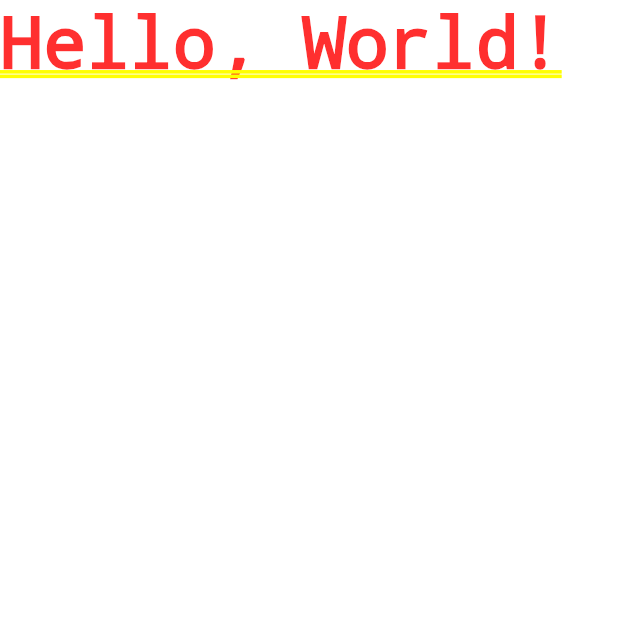
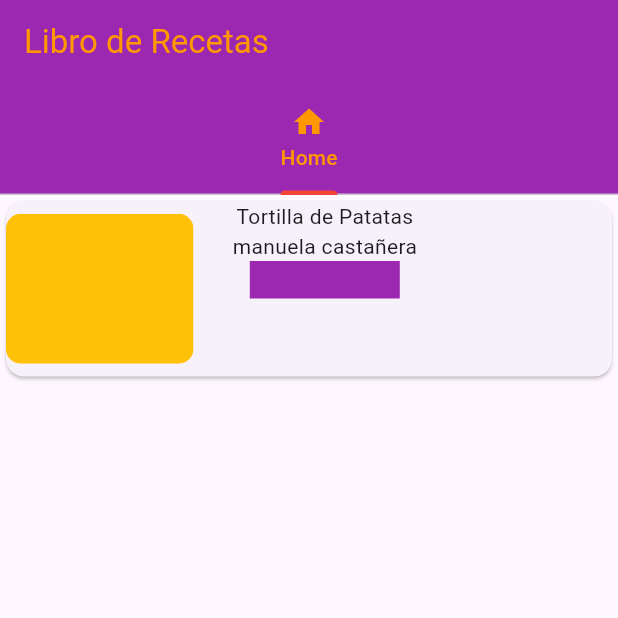
Before and after one commit to elis770/recet_book, a Flutter app: the screen it shows after launch, on a phone screen of 412 x 824 dp, the top half of it. Run offline on Flutter 3.47's test engine with Material 3 defaults, Android fonts, the phone set to English and light mode, and no system bars.

Commit message:
creamos la app bar del homesreen, class statless con la winget de scraffold y uso d propiedades

```diff
--- a/lib/main.dart
+++ b/lib/main.dart
@@ -1,4 +1,5 @@
 import 'package:flutter/material.dart';
+import 'package:recet_book/screen/home_screen.dart';
 
 void main() => runApp(const MyApp());
 
@@ -7,9 +8,37 @@ class MyApp extends StatelessWidget {
 
   @override
   Widget build(BuildContext context) {
-    return MaterialApp(
-      title: 'Flutter Demo',
-      home: Container(child: Text('Hello, World!')),
+    return const MaterialApp(
+      debugShowCheckedModeBanner: false,
+      title: 'Recife App',
+      home: RecipeBook(),
     );
   }
 }
+
+class RecipeBook extends StatelessWidget {
+  const RecipeBook({super.key});
+
+  @override
+  Widget build(BuildContext context) {
+    return DefaultTabController(
+      length: 4,
+      child: Scaffold(
+        appBar: AppBar(
+          backgroundColor: Colors.purple,
+          title: const Text(
+            'Libro de Recetas',
+            style: TextStyle(color: Colors.orange),
+          ),
+          bottom: const TabBar(
+            indicatorColor: Colors.red,
+            labelColor: Colors.orange,
+            unselectedLabelColor: Colors.white,
+            tabs: [Tab(icon: Icon(Icons.home), text: 'Home')],
+          ),
+        ),
+        body: const TabBarView(children: [HomeScreen()]),
+      ),
+    );
+  }
+}
--- /dev/null
+++ b/lib/screen/home_screen.dart
@@ -0,0 +1,37 @@
+import 'package:flutter/material.dart';
+
+class HomeScreen extends StatelessWidget {
+  const HomeScreen({super.key});
+
+   @override
+   Widget build(BuildContext context) {
+    return Scaffold(
+      body: Container(
+        width: MediaQuery.of(context).size.width,
+        height: 125,
+        child: Card(
+          child: Row(
+            children: <Widget>[
+              Container(
+                width: 125,
+                height: 100,
+                child: ClipRRect(
+                  borderRadius: BorderRadius.circular(10),
+                  child: Container(color: Colors.amber,),
+                ),
+              ),
+              SizedBox(width: 26),
+              Column(
+                children: <Widget>[
+                  Text('Tortilla de Patatas'),
+                  Text('manuela castañera'),
+                  Container(width: 100, height: 25, color: Colors.purple),
+                ],
+              ),
+            ],
+          ),
+        ),
+      ),
+    );
+  }
+}
```
